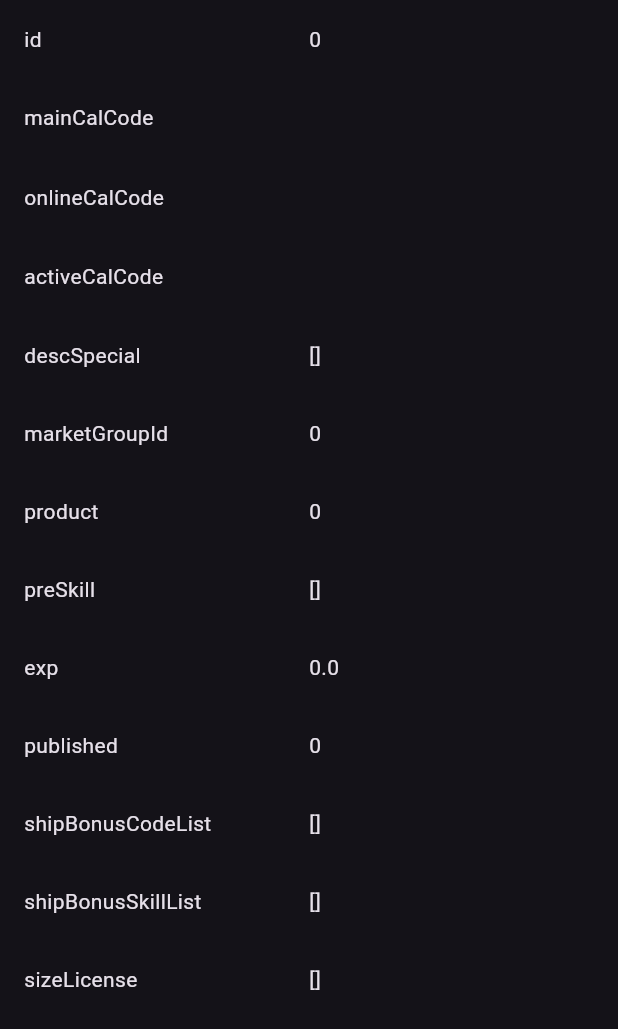
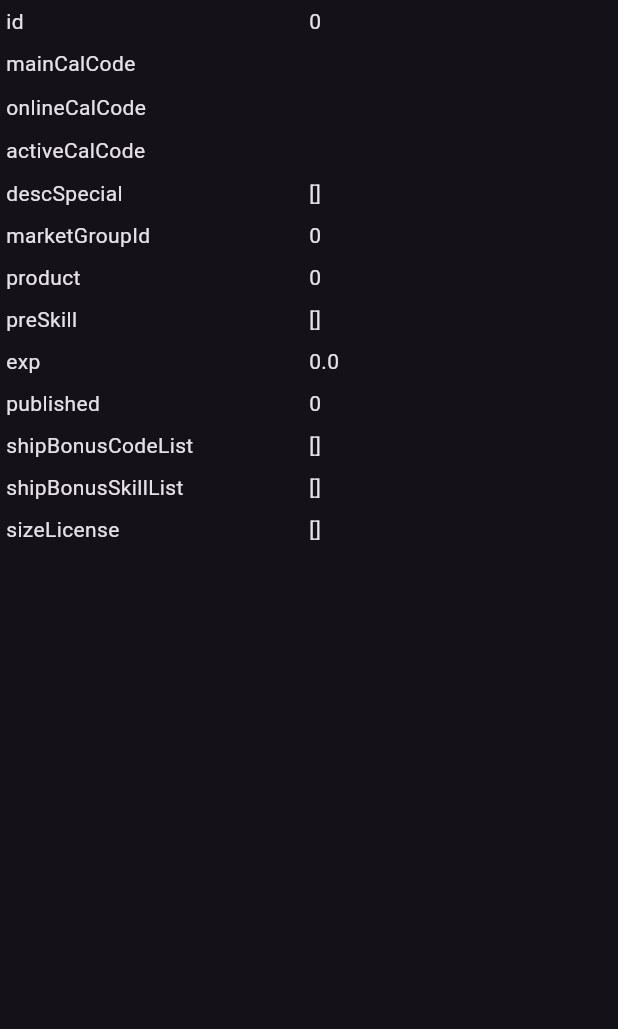
Before and after one commit to sweet-org/sweet, a Flutter app: the ItemRawPropertiesList widget shown alone on an empty page, opened directly with empty values, on a phone screen of 412 x 824 dp. Shown: the top 1029 px of the screen. Run offline on Flutter 3.47's test engine with Material 3 defaults, Android fonts, the light colour scheme and no system bars; our stand-ins replace adaptive_theme, auto_size_text, bloc, csv, equatable, file_picker and 18 more; missing offline and left inert: expressions, filesize, mobile_scanner; accounts and stored records are empty; network calls fail.

Commit message:
Improve item property page formatting
Signed-off-by: Blaumeise03 <dev@blaumeise03.de>

```diff
--- a/lib/pages/item_details/widgets/item_raw_properties_list.dart
+++ b/lib/pages/item_details/widgets/item_raw_properties_list.dart
@@ -29,7 +29,7 @@ class ItemRawPropertiesList extends StatelessWidget {
         var entry = entriesList[index];
         return Container(
             child: Padding(
-          padding: const EdgeInsets.all(16.0),
+          padding: const EdgeInsets.all(4.0),
           child: Row(
             children: [
               Expanded(
```
